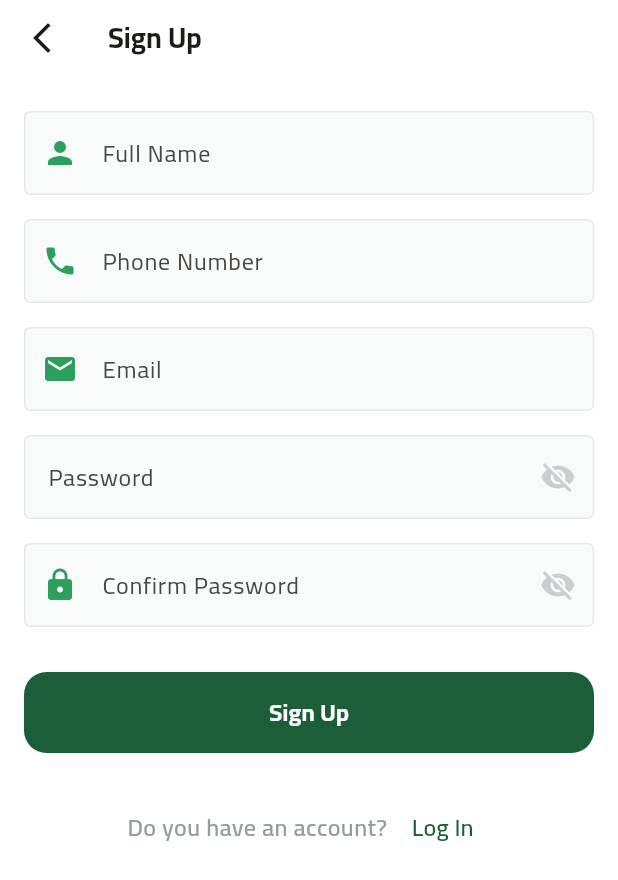
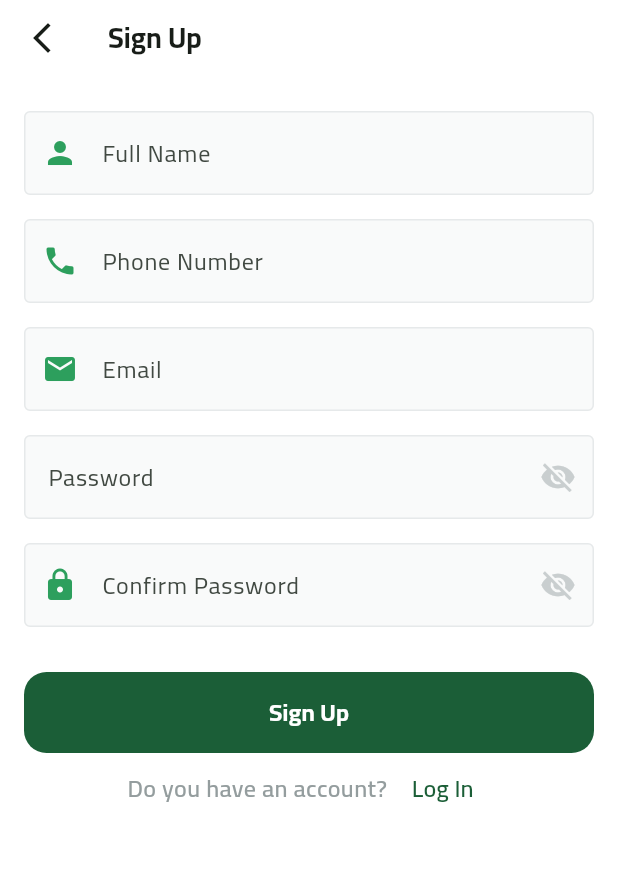
Before and after one commit to AhmedYasserww/Adlly-App, a Flutter app: the screen it shows after launch, after a tap on "Sign Up", on a phone screen of 412 x 824 dp. Shown: the top 880 px of the screen. Run offline on Flutter 3.47's test engine with Material 3 defaults, Android fonts, the phone set to English and light mode, and no system bars; our stand-ins replace bloc, flutter_svg, modal_progress_hud_nsn, shared_preferences.

Commit message:
finish forget password ui

```diff
--- a/lib/core/helper_functions/on_generate_routes.dart
+++ b/lib/core/helper_functions/on_generate_routes.dart
@@ -1,4 +1,5 @@
 
+import 'package:adlly_app/features/auth/presentation/views/forget_password_view.dart';
 import 'package:adlly_app/features/auth/presentation/views/sign_in_view.dart';
 import 'package:adlly_app/features/auth/presentation/views/sign_up_view.dart';
 import 'package:flutter/material.dart';
@@ -9,8 +10,8 @@ Route<dynamic> onGenerateRoutes(RouteSettings settings) {
       return MaterialPageRoute(builder: (context) => const SignInView());
     case SignUpView.routeName:
       return MaterialPageRoute(builder: (context) => const SignUpView());
-     // case HomeView.routeName:
-    //   return MaterialPageRoute(builder: (context) => const HomeView());
+     case ForgetPasswordView.routeName:
+      return MaterialPageRoute(builder: (context) => const ForgetPasswordView());
     default:
       return MaterialPageRoute(builder: (context) => const Scaffold());
   }
--- a/lib/features/auth/presentation/views/widgets/sign_in_view_body.dart
+++ b/lib/features/auth/presentation/views/widgets/sign_in_view_body.dart
@@ -3,6 +3,7 @@ import 'package:adlly_app/core/utils/app_color.dart';
 import 'package:adlly_app/core/utils/app_images.dart';
 import 'package:adlly_app/core/utils/app_text_styles.dart';
 import 'package:adlly_app/core/widgets/custom_button.dart';
+import 'package:adlly_app/features/auth/presentation/views/forget_password_view.dart';
 import 'package:adlly_app/features/auth/presentation/views/widgets/custom_email_text_field.dart';
 import 'package:adlly_app/features/auth/presentation/views/widgets/custom_password_text_field.dart';
 import 'package:adlly_app/features/auth/presentation/views/widgets/custom_social_button.dart';
@@ -69,8 +70,13 @@ class _SignInViewBodyState extends State<SignInViewBody> {
                       isTermsAccepted = value;
                     },
                   ),
-                  Text("forget password ?",style: AppTextStyles.semiBold13.copyWith(color:AppColors.lightPrimaryColor),
+                  GestureDetector(
+                    onTap: (){
+                      Navigator.of(context).pushNamed(ForgetPasswordView.routeName);
+                    },
+                    child: Text("forget password ?",style: AppTextStyles.semiBold13.copyWith(color:AppColors.lightPrimaryColor),
 
+                    ),
                   ),
                 ],
               ),
--- a/lib/features/auth/presentation/views/widgets/sign_up_view_body.dart
+++ b/lib/features/auth/presentation/views/widgets/sign_up_view_body.dart
@@ -100,7 +100,6 @@ confirmPasswordController.dispose();
                 // },
                 text: "Sign Up",
               ),
-              const SizedBox(height: 26,),
               const HaveAnAccountWidget()
             ],
           ),
```
Also changed, not shown: lib/features/auth/presentation/views/forget_password_view.dart (added, +16 -0 lines), lib/features/auth/presentation/views/widgets/forget_password_view_body.dart (added, +46 -0 lines).
